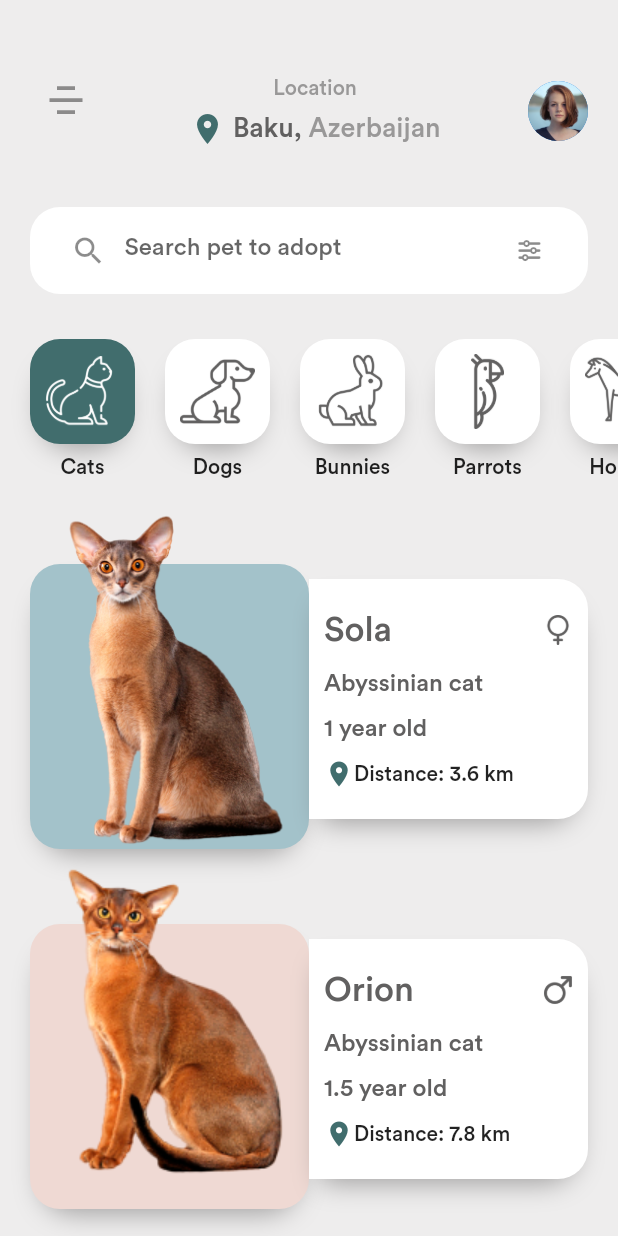
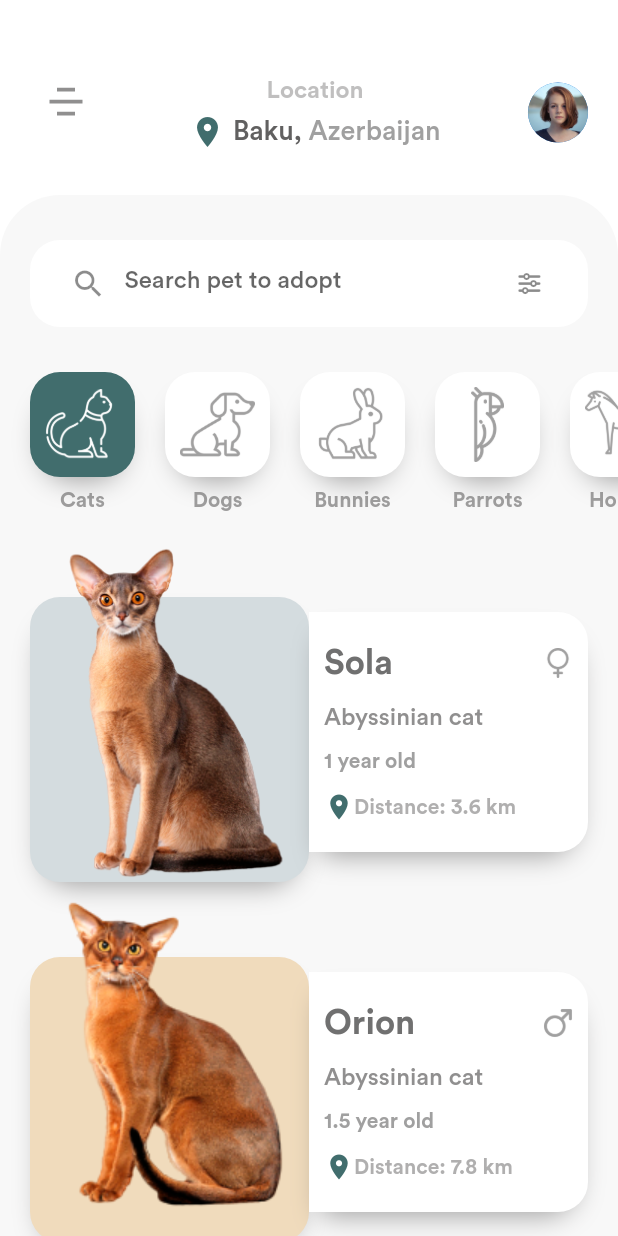
Before and after one commit to aniribe/pet_adopt_store_UI, a Flutter app: the screen it shows after launch, on a phone screen of 412 x 824 dp. Run offline on Flutter 3.47's test engine with Material 2 defaults, Android fonts, the phone set to English and light mode, and no system bars; our stand-ins replace font_awesome_flutter.

Commit message:
MainPartHomePage was refactored;

```diff
--- a/lib/config/app_colors.dart
+++ b/lib/config/app_colors.dart
@@ -1,17 +1,17 @@
 import 'package:flutter/material.dart';
 
 class AppColors {
-  static Color white = Color(0xFFFFFFFF);
+  static Color white = const Color(0xFFFFFFFF);
 
-  static Color grey200 = Color(0xFFEEEDED);
+  static Color grey200 = const Color(0xFFf8f8f8);
 
-  static Color grey700 = Color(0xFF616060);
+  static Color grey700 = const Color(0xFF616060);
 
-  static Color primaryGreen = Color(0xFF416D6D);
+  static Color primaryGreen = const Color(0xFF416D6D);
 
-  static Color blueGrey300 = Color(0xFFA3C2CA);
+  static Color blueGrey300 = const Color(0xFFD4DCDF);
 
-  static Color orange100 = Color(0xFFEFD9D3);
+  static Color orange100 = const Color(0xFFF0DBBC);
 
   static List<BoxShadow> shadowList = [
     BoxShadow(
--- a/lib/config/string_constants.dart
+++ b/lib/config/string_constants.dart
@@ -11,4 +11,5 @@ class StringConstants {
   static const String location = 'Location';
   static const String city = 'Baku,';
   static const String country = ' Azerbaijan';
+  static const String female = 'female';
 }
--- a/lib/views/main_part_home/components/animal_icon.dart
+++ b/lib/views/main_part_home/components/animal_icon.dart
@@ -11,7 +11,7 @@ class AnimalIcon extends StatelessWidget {
   @override
   Widget build(BuildContext context) {
     return Container(
-      padding: EdgeInsets.all(10),
+      padding: const EdgeInsets.all(10),
       decoration: BoxDecoration(
         color: isPressed ? AppColors.primaryGreen : AppColors.white,
         boxShadow: AppColors.shadowList,
@@ -21,7 +21,7 @@ class AnimalIcon extends StatelessWidget {
         categories[index].iconPath,
         height: 50,
         width: 50,
-        color: isPressed ? AppColors.white : AppColors.grey700,
+        color: isPressed ? AppColors.white : AppColors.grey700.withOpacity(0.6),
       ),
     );
   }
--- a/lib/views/main_part_home/components/button_row_section.dart
+++ b/lib/views/main_part_home/components/button_row_section.dart
@@ -1,4 +1,6 @@
 import 'package:flutter/cupertino.dart';
+import 'package:flutter/material.dart';
+import 'package:pet_app_ui/config/app_colors.dart';
 import 'package:pet_app_ui/config/app_size.dart';
 import 'package:pet_app_ui/data/data.dart';
 import 'animal_icon.dart';
@@ -20,7 +22,7 @@ class _ButtonRowSectionState extends State<ButtonRowSection> {
             return GestureDetector(
               onTap: () => onButtonPressed(index),
               child: Container(
-                margin: EdgeInsets.only(left: 20),
+                margin: const EdgeInsets.only(left: 20),
                 child: Column(
                   crossAxisAlignment: CrossAxisAlignment.center,
                   children: [
@@ -31,6 +33,9 @@ class _ButtonRowSectionState extends State<ButtonRowSection> {
                     verticalSpace(height: 7),
                     Text(
                       categories[index].name,
+                      style: TextStyle(
+                          fontWeight: FontWeight.bold,
+                          color: AppColors.grey700.withOpacity(0.6)),
                       textAlign: TextAlign.center,
                     ),
                   ],
--- a/lib/views/main_part_home/components/card_info_section.dart
+++ b/lib/views/main_part_home/components/card_info_section.dart
@@ -14,7 +14,7 @@ class CardInfoSection extends StatelessWidget {
   final String age;
   final String distance;
 
-  CardInfoSection(
+  const CardInfoSection(
       {required this.name,
       required this.sex,
       required this.type,
@@ -25,12 +25,12 @@ class CardInfoSection extends StatelessWidget {
   Widget build(BuildContext context) {
     return Expanded(
       child: Container(
-        margin: EdgeInsets.only(top: 60, bottom: 20),
-        padding: EdgeInsets.symmetric(horizontal: 10, vertical: 20),
+        margin: const EdgeInsets.only(top: 60, bottom: 20),
+        padding: const EdgeInsets.symmetric(horizontal: 10, vertical: 20),
         decoration: BoxDecoration(
           color: AppColors.white,
           boxShadow: AppColors.shadowList,
-          borderRadius: BorderRadius.only(
+          borderRadius: const BorderRadius.only(
             topRight: Radius.circular(20),
             bottomRight: Radius.circular(20),
           ),
--- a/lib/views/main_part_home/components/cat_age.dart
+++ b/lib/views/main_part_home/components/cat_age.dart
@@ -10,7 +10,11 @@ class CatAge extends StatelessWidget {
   Widget build(BuildContext context) {
     return Text(
       age,
-      style: TextStyle(fontSize: 16, color: AppColors.grey700),
+      style: TextStyle(
+        fontSize: 14,
+        color: AppColors.grey700.withOpacity(0.6),
+        fontWeight: FontWeight.w600,
+      ),
     );
   }
 }
--- a/lib/views/main_part_home/components/cat_name_section.dart
+++ b/lib/views/main_part_home/components/cat_name_section.dart
@@ -15,15 +15,16 @@ class CatNameSection extends StatelessWidget {
         Text(
           name,
           style: TextStyle(
-              fontSize: 23,
-              fontWeight: FontWeight.w500,
-              color: AppColors.grey700),
+            fontSize: 23,
+            fontWeight: FontWeight.w600,
+            color: AppColors.grey700.withOpacity(0.9),
+          ),
         ),
         Container(
             height: 20,
             child: Image.asset(
               sex,
-              color: AppColors.grey700,
+              color: AppColors.grey700.withOpacity(0.6),
             ))
       ],
     );
--- a/lib/views/main_part_home/components/cat_type.dart
+++ b/lib/views/main_part_home/components/cat_type.dart
@@ -11,7 +11,9 @@ class CatType extends StatelessWidget {
     return Text(
       type,
       style: TextStyle(
-          fontSize: 16, fontWeight: FontWeight.w500, color: AppColors.grey700),
+          fontSize: 16,
+          fontWeight: FontWeight.w500,
+          color: AppColors.grey700.withOpacity(0.7)),
     );
   }
 }
--- a/lib/views/main_part_home/components/custom_appbar.dart
+++ b/lib/views/main_part_home/components/custom_appbar.dart
@@ -1,6 +1,4 @@
-import 'package:flutter/cupertino.dart';
 import 'package:flutter/material.dart';
-import 'package:pet_app_ui/config/app_colors.dart';
 import 'package:pet_app_ui/widgets/menu_button.dart';
 import '../../../config/string_constants.dart';
 import 'location_section.dart';
--- a/lib/views/main_part_home/components/distance_section.dart
+++ b/lib/views/main_part_home/components/distance_section.dart
@@ -1,4 +1,3 @@
-import 'package:flutter/cupertino.dart';
 import 'package:flutter/material.dart';
 import 'package:pet_app_ui/config/app_colors.dart';
 
@@ -16,7 +15,13 @@ class DistanceSection extends StatelessWidget {
           size: 20,
           color: AppColors.primaryGreen,
         ),
-        Text('Distance: $distance'),
+        Text(
+          'Distance: $distance',
+          style: TextStyle(
+            fontWeight: FontWeight.bold,
+            color: AppColors.grey700.withOpacity(0.5),
+          ),
+        ),
       ],
     );
   }
--- a/lib/views/main_part_home/components/information_card.dart
+++ b/lib/views/main_part_home/components/information_card.dart
@@ -25,13 +25,13 @@ class InformationCard extends StatelessWidget {
       },
       child: Container(
         height: 240,
-        margin: EdgeInsets.symmetric(horizontal: 20),
+        margin: const EdgeInsets.symmetric(horizontal: 20),
         child: Row(
           children: [
             PetSection(image: cat.image.toString(), color: color, tag: heroTag),
             CardInfoSection(
               name: cat.name,
-              sex: cat.sex == 'female'
+              sex: cat.sex == StringConstants.female
                   ? StringConstants.femaleImage
                   : StringConstants.maleImage,
               type: cat.type,
--- a/lib/views/main_part_home/components/location_section.dart
+++ b/lib/views/main_part_home/components/location_section.dart
@@ -12,8 +12,9 @@ class LocationSection extends StatelessWidget {
         Text(
           StringConstants.location,
           style: TextStyle(
-            color: AppColors.grey700.withOpacity(0.6),
-            fontWeight: FontWeight.w500,
+            color: AppColors.grey700.withOpacity(0.4),
+            fontWeight: FontWeight.w600,
+            fontSize: 16,
           ),
         ),
         verticalSpace(height: 7),
--- /dev/null
+++ b/lib/views/main_part_home/components/page_content.dart
@@ -0,0 +1,32 @@
+import 'package:flutter/cupertino.dart';
+import 'package:pet_app_ui/views/main_part_home/components/pet_information_section.dart';
+import '../../../config/app_colors.dart';
+import '../../../config/app_size.dart';
+import '../../../widgets/search_bar.dart';
+import 'button_row_section.dart';
+
+class PageContent extends StatelessWidget {
+  const PageContent({
+    Key? key,
+  }) : super(key: key);
+
+  @override
+  Widget build(BuildContext context) {
+    return Container(
+      decoration: BoxDecoration(
+          color: AppColors.grey200,
+          borderRadius: const BorderRadius.only(
+            topRight: Radius.circular(40),
+            topLeft: Radius.circular(40),
+          )),
+      child: Column(
+        children: [
+          SearchBar(),
+          ButtonRowSection(),
+          PetInformationSection(),
+          verticalSpace(height: 50),
+        ],
+      ),
+    );
+  }
+}
--- a/lib/views/main_part_home/main_part_home_page.dart
+++ b/lib/views/main_part_home/main_part_home_page.dart
@@ -5,6 +5,7 @@ import 'package:pet_app_ui/config/app_size.dart';
 import 'package:pet_app_ui/widgets/search_bar.dart';
 import 'components/button_row_section.dart';
 import 'components/custom_appbar.dart';
+import 'components/page_content.dart';
 import 'components/pet_information_section.dart';
 
 class MainPartHomePage extends StatefulWidget {
@@ -43,7 +44,7 @@ class _MainPartHomePageState extends State<MainPartHomePage> {
         ..rotateY(isDrawerOpen ? -0.5 : 0),
       duration: const Duration(milliseconds: 250),
       decoration: BoxDecoration(
-        color: AppColors.grey200,
+        color: AppColors.white,
         borderRadius: BorderRadius.circular(isDrawerOpen ? 40 : 0),
       ),
       child: SingleChildScrollView(
@@ -51,10 +52,8 @@ class _MainPartHomePageState extends State<MainPartHomePage> {
           children: [
             verticalSpace(height: isDrawerOpen ? 10 : 50),
             CustomAppBar(isDrawerOpen: isDrawerOpen, onTap: changePosition),
-            SearchBar(),
-            ButtonRowSection(),
-            PetInformationSection(),
-            verticalSpace(height: 50),
+            verticalSpace(height: 20),
+            const PageContent(),
           ],
         ),
       ),
```
